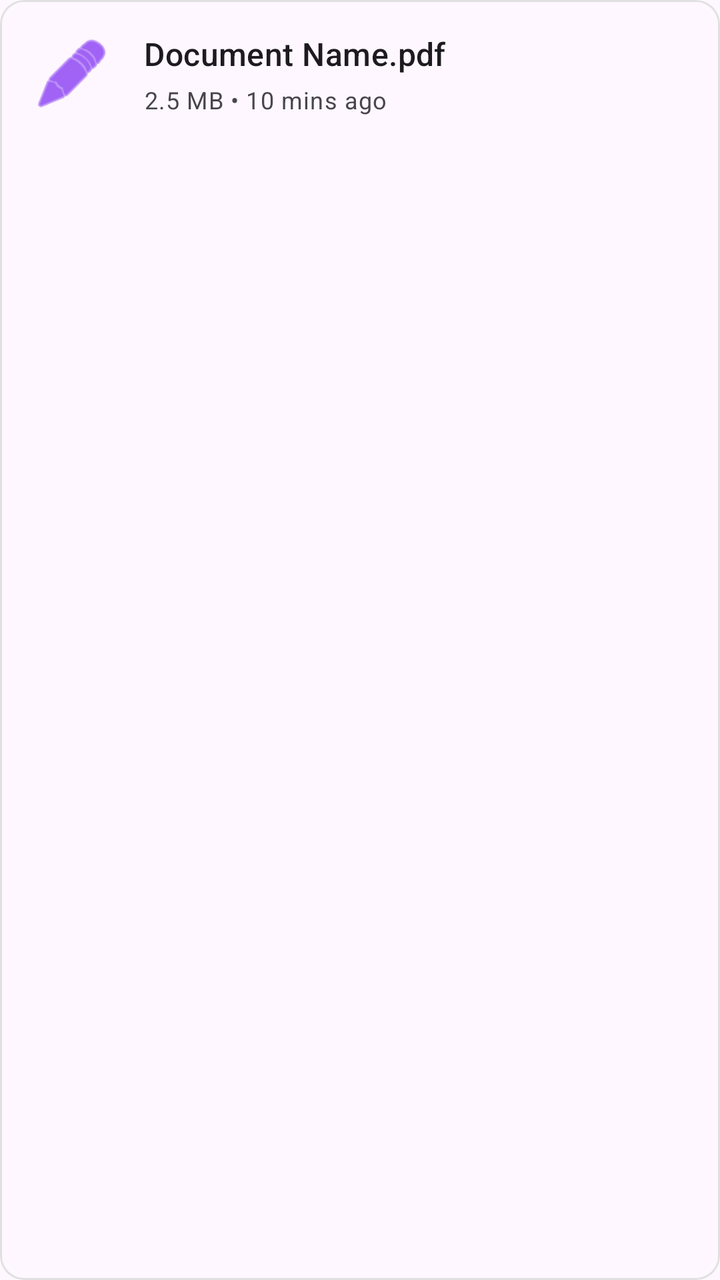
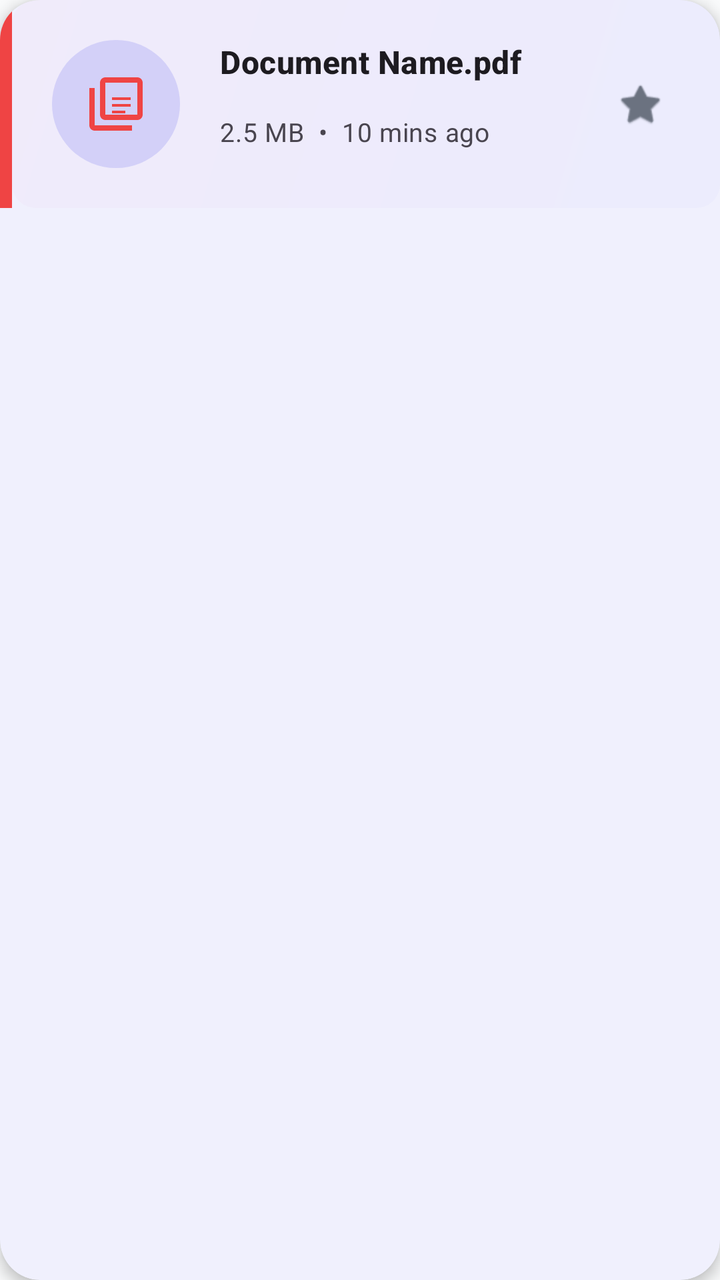

Before-and-after screenshots of an Android layout around one commit, followed by the original layout XML and the change that was made.
<!-- AndroidManifest.xml: application theme Theme.DocReader -->
<!-- res/layout/item_document.xml -->
<?xml version="1.0" encoding="utf-8"?>
<com.google.android.material.card.MaterialCardView xmlns:android="http://schemas.android.com/apk/res/android"
    xmlns:app="http://schemas.android.com/apk/res-auto"
    xmlns:tools="http://schemas.android.com/tools"
    android:layout_width="match_parent"
    android:layout_height="wrap_content"
    android:layout_marginBottom="8dp"
    app:cardElevation="0dp"
    app:strokeWidth="1dp"
    app:strokeColor="#E0E0E0">

    <androidx.constraintlayout.widget.ConstraintLayout
        android:layout_width="match_parent"
        android:layout_height="wrap_content"
        android:padding="16dp">

        <ImageView
            android:id="@+id/icon_file_type"
            android:layout_width="40dp"
            android:layout_height="40dp"
            android:src="@android:drawable/ic_menu_edit"
            app:layout_constraintStart_toStartOf="parent"
            app:layout_constraintTop_toTopOf="parent"
            app:layout_constraintBottom_toBottomOf="parent"
            app:tint="?attr/colorPrimary" />

        <TextView
            android:id="@+id/text_doc_name"
            android:layout_width="0dp"
            android:layout_height="wrap_content"
            android:layout_marginStart="16dp"
            android:text="Document Name.pdf"
            android:textAppearance="?attr/textAppearanceTitleMedium"
            android:maxLines="1"
            android:ellipsize="end"
            app:layout_constraintStart_toEndOf="@id/icon_file_type"
            app:layout_constraintTop_toTopOf="parent"
            app:layout_constraintEnd_toEndOf="@id/icon_bookmark" />

        <TextView
            android:id="@+id/text_doc_info"
            android:layout_width="0dp"
            android:layout_height="wrap_content"
            android:layout_marginStart="16dp"
            android:layout_marginTop="4dp"
            android:text="2.5 MB • 10 mins ago"
            android:textAppearance="?attr/textAppearanceBodySmall"
            android:textColor="?android:attr/textColorSecondary"
            app:layout_constraintStart_toEndOf="@id/icon_file_type"
            app:layout_constraintTop_toBottomOf="@id/text_doc_name"
            app:layout_constraintEnd_toEndOf="@id/icon_bookmark" />

        <ImageView
            android:id="@+id/icon_bookmark"
            android:layout_width="24dp"
            android:layout_height="24dp"
            android:src="@android:drawable/btn_star_big_on"
            app:layout_constraintEnd_toEndOf="parent"
            app:layout_constraintTop_toTopOf="parent"
            app:layout_constraintBottom_toBottomOf="parent"
            app:tint="?attr/colorPrimary"
            android:visibility="gone"
            tools:visibility="visible" />

    </androidx.constraintlayout.widget.ConstraintLayout>

</com.google.android.material.card.MaterialCardView>
<!-- resources referenced by this layout -->
<resources>
  <style name="Theme.DocReader" parent="Theme.Material3.DayNight.NoActionBar">
          
          <item name="colorPrimary">@color/purple_500</item>
          <item name="colorOnPrimary">@color/white</item>
          <item name="colorSecondary">@color/teal_200</item>
          <item name="colorOnSecondary">@color/black</item>
      </style>
  <color name="purple_500">#FF6200EE</color>
  <color name="white">#FFFFFFFF</color>
  <color name="teal_200">#FF03DAC5</color>
  <color name="black">#FF000000</color>
</resources>

<!-- the commit's change to res/layout/item_document.xml (unified diff, before → after) -->
@@ -4,62 +4,120 @@
     xmlns:tools="http://schemas.android.com/tools"
     android:layout_width="match_parent"
     android:layout_height="wrap_content"
-    android:layout_marginBottom="8dp"
-    app:cardElevation="0dp"
-    app:strokeWidth="1dp"
-    app:strokeColor="#E0E0E0">
+    android:layout_marginBottom="16dp"
+    app:cardElevation="4dp"
+    app:cardCornerRadius="20dp"
+    app:strokeWidth="0dp"
+    android:clickable="true"
+    android:focusable="true"
+    android:foreground="?attr/selectableItemBackground">
 
     <androidx.constraintlayout.widget.ConstraintLayout
         android:layout_width="match_parent"
-        android:layout_height="wrap_content"
-        android:padding="16dp">
+        android:layout_height="wrap_content">
 
-        <ImageView
-            android:id="@+id/icon_file_type"
-            android:layout_width="40dp"
-            android:layout_height="40dp"
-            android:src="@android:drawable/ic_menu_edit"
+        
+        <View
+            android:id="@+id/accent_stripe"
+            android:layout_width="6dp"
+            android:layout_height="0dp"
+            android:background="@color/file_pdf"
             app:layout_constraintStart_toStartOf="parent"
             app:layout_constraintTop_toTopOf="parent"
-            app:layout_constraintBottom_toBottomOf="parent"
-            app:tint="?attr/colorPrimary" />
+            app:layout_constraintBottom_toBottomOf="parent"/>
 
+        
+        <View
+            android:id="@+id/gradient_overlay"
+            android:layout_width="0dp"
+            android:layout_height="0dp"
+            android:background="@drawable/bg_gradient"
+            android:alpha="0.03"
+            app:layout_constraintStart_toEndOf="@id/accent_stripe"
+            app:layout_constraintEnd_toEndOf="parent"
+            app:layout_constraintTop_toTopOf="parent"
+            app:layout_constraintBottom_toBottomOf="parent"/>
+
+        
+        <FrameLayout
+            android:id="@+id/icon_container"
+            android:layout_width="64dp"
+            android:layout_height="64dp"
+            android:layout_marginStart="20dp"
+            android:layout_marginTop="20dp"
+            android:layout_marginBottom="20dp"
+            android:elevation="2dp"
+            app:layout_constraintStart_toEndOf="@id/accent_stripe"
+            app:layout_constraintTop_toTopOf="parent"
+            app:layout_constraintBottom_toBottomOf="parent">
+
+            
+            <View
+                android:id="@+id/icon_background"
+                android:layout_width="match_parent"
+                android:layout_height="match_parent"
+                android:background="@drawable/bg_circular_icon"
+                android:alpha="0.20"/>
+
+            
+            <ImageView
+                android:id="@+id/icon_file_type"
+                android:layout_width="32dp"
+                android:layout_height="32dp"
+                android:layout_gravity="center"
+                android:src="@drawable/ic_pdf"
+                app:tint="@color/file_pdf" />
+        </FrameLayout>
+
+        
         <TextView
             android:id="@+id/text_doc_name"
             android:layout_width="0dp"
             android:layout_height="wrap_content"
-            android:layout_marginStart="16dp"
+            android:layout_marginStart="20dp"
+            android:layout_marginEnd="8dp"
             android:text="Document Name.pdf"
             android:textAppearance="?attr/textAppearanceTitleMedium"
-            android:maxLines="1"
+            android:textStyle="bold"
+            android:textSize="16sp"
+            android:maxLines="2"
             android:ellipsize="end"
-            app:layout_constraintStart_toEndOf="@id/icon_file_type"
-            app:layout_constraintTop_toTopOf="parent"
-            app:layout_constraintEnd_toEndOf="@id/icon_bookmark" />
+            android:letterSpacing="0.01"
+            app:layout_constraintStart_toEndOf="@id/icon_container"
+            app:layout_constraintTop_toTopOf="@id/icon_container"
+            app:layout_constraintEnd_toStartOf="@id/icon_bookmark" />
 
+        
         <TextView
             android:id="@+id/text_doc_info"
             android:layout_width="0dp"
             android:layout_height="wrap_content"
-            android:layout_marginStart="16dp"
-            android:layout_marginTop="4dp"
-            android:text="2.5 MB • 10 mins ago"
-            android:textAppearance="?attr/textAppearanceBodySmall"
+            android:layout_marginStart="20dp"
+            android:layout_marginTop="6dp"
+            android:layout_marginEnd="8dp"
+            android:text="2.5 MB  •  10 mins ago"
+            android:textAppearance="?attr/textAppearanceBodyMedium"
             android:textColor="?android:attr/textColorSecondary"
-            app:layout_constraintStart_toEndOf="@id/icon_file_type"
+            android:textSize="13sp"
+            app:layout_constraintStart_toEndOf="@id/icon_container"
             app:layout_constraintTop_toBottomOf="@id/text_doc_name"
-            app:layout_constraintEnd_toEndOf="@id/icon_bookmark" />
+            app:layout_constraintBottom_toBottomOf="@id/icon_container"
+            app:layout_constraintEnd_toStartOf="@id/icon_bookmark" />
 
+        
         <ImageView
             android:id="@+id/icon_bookmark"
-            android:layout_width="24dp"
-            android:layout_height="24dp"
-            android:src="@android:drawable/btn_star_big_on"
+            android:layout_width="40dp"
+            android:layout_height="40dp"
+            android:layout_marginEnd="20dp"
+            android:padding="8dp"
+            android:src="@android:drawable/btn_star_big_off"
+            android:background="?attr/selectableItemBackgroundBorderless"
             app:layout_constraintEnd_toEndOf="parent"
             app:layout_constraintTop_toTopOf="parent"
             app:layout_constraintBottom_toBottomOf="parent"
-            app:tint="?attr/colorPrimary"
-            android:visibility="gone"
+            app:tint="@color/text_secondary_light"
+            android:visibility="visible"
             tools:visibility="visible" />
 
     </androidx.constraintlayout.widget.ConstraintLayout>
<!-- resource entries referenced after the edit -->
@@ -1,15 +1,86 @@
 <!-- resources referenced by this layout -->
 <resources>
-  <style name="Theme.DocReader" parent="Theme.Material3.DayNight.NoActionBar">
+  <color name="file_pdf">#EF4444</color>
+  <color name="text_secondary_light">#6B7280</color>
+  <!-- drawable bg_circular_icon (drawable) -->
+  <?xml version="1.0" encoding="utf-8"?>
+  <shape xmlns:android="http://schemas.android.com/apk/res/android"
+      android:shape="oval">
+      <solid android:color="@color/primary" />
+      <size
+          android:width="48dp"
+          android:height="48dp" />
+  </shape>
+  <!-- drawable bg_gradient (drawable) -->
+  <?xml version="1.0" encoding="utf-8"?>
+  <shape xmlns:android="http://schemas.android.com/apk/res/android">
+      <gradient
+          android:angle="135"
+          android:startColor="@color/gradient_start"
+          android:endColor="@color/gradient_end"
+          android:type="linear" />
+      <corners android:radius="12dp" />
+  </shape>
+  <!-- drawable ic_pdf (drawable) -->
+  <vector xmlns:android="http://schemas.android.com/apk/res/android"
+      android:width="24dp"
+      android:height="24dp"
+      android:viewportWidth="24"
+      android:viewportHeight="24">
+      <path
+          android:fillColor="#FF0000"
+          android:pathData="M20,2H8C6.9,2 6,2.9 6,4v12c0,1.1 0.9,2 2,2h12c1.1,0 2,-0.9 2,-2V4C22,2.9 21.1,2 20,2zM20,16H8V4h12V16zM4,6H2v14c0,1.1 0.9,2 2,2h14v-2H4V6z"/>
+      <path
+          android:fillColor="#FF0000"
+          android:pathData="M10.5,9.5h7v1h-7zM10.5,12h7v1h-7zM10.5,14.5h5v1h-5z"/>
+  </vector>
+  <style name="Theme.DocReader" parent="Theme.Material3.Light.NoActionBar">
           
-          <item name="colorPrimary">@color/purple_500</item>
+          <item name="colorPrimary">@color/primary</item>
           <item name="colorOnPrimary">@color/white</item>
-          <item name="colorSecondary">@color/teal_200</item>
-          <item name="colorOnSecondary">@color/black</item>
+          <item name="colorPrimaryContainer">@color/primary_light</item>
+          <item name="colorSecondary">@color/secondary</item>
+          <item name="colorOnSecondary">@color/white</item>
+          <item name="colorTertiary">@color/accent</item>
+          
+          
+          <item name="colorSurface">@color/surface_light</item>
+          <item name="colorOnSurface">@color/text_primary_light</item>
+          <item name="android:colorBackground">@color/background_light</item>
+          
+          
+          <item name="android:statusBarColor">@color/surface_light</item>
+          <item name="android:windowLightStatusBar">true</item>
+          
+          
+          <item name="android:windowDrawsSystemBarBackgrounds">true</item>
+          
+          
+          <item name="shapeAppearanceSmallComponent">@style/ShapeAppearance.DocReader.SmallComponent</item>
+          <item name="shapeAppearanceMediumComponent">@style/ShapeAppearance.DocReader.MediumComponent</item>
+          <item name="shapeAppearanceLargeComponent">@style/ShapeAppearance.DocReader.LargeComponent</item>
       </style>
-  <color name="purple_500">#FF6200EE</color>
+  <color name="primary">#6366F1</color>
+  <color name="gradient_start">#6366F1</color>
+  <color name="gradient_end">#EC4899</color>
   <color name="white">#FFFFFFFF</color>
-  <color name="teal_200">#FF03DAC5</color>
-  <color name="black">#FF000000</color>
+  <color name="primary_light">#A5B4FC</color>
+  <color name="secondary">#EC4899</color>
+  <color name="accent">#10B981</color>
+  <color name="surface_light">#FFFFFF</color>
+  <color name="text_primary_light">#111827</color>
+  <color name="background_light">#F9FAFB</color>
+  <style name="ShapeAppearance.DocReader.SmallComponent" parent="ShapeAppearance.Material3.SmallComponent">
+          <item name="cornerFamily">rounded</item>
+          <item name="cornerSize">8dp</item>
+      </style>
+  <style name="ShapeAppearance.DocReader.MediumComponent" parent="ShapeAppearance.Material3.MediumComponent">
+          <item name="cornerFamily">rounded</item>
+          <item name="cornerSize">12dp</item>
+      </style>
+  <style name="ShapeAppearance.DocReader.LargeComponent" parent="ShapeAppearance.Material3.LargeComponent">
+          <item name="cornerFamily">rounded</item>
+          <item name="cornerSize">16dp</item>
+      </style>
 </resources>
 
